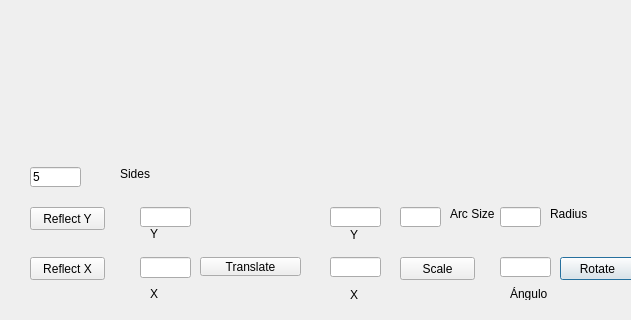
The window that Qt/polygonwindow.ui (colina118/Algoritmos) describes before a commit, drawn with Qt 5; both pictures show x 0 to 631 and y 293 to 613 of the 918 by 613 pixel window.
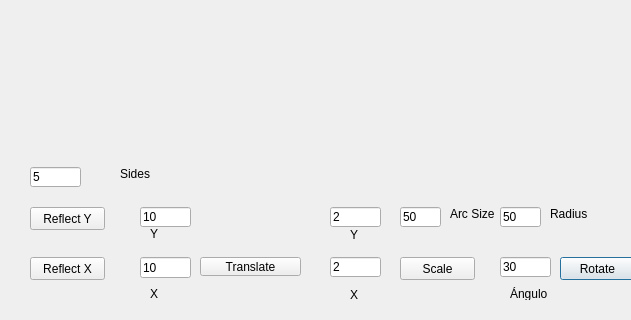
The same window after the commit.

Patch:
```diff
--- a/Qt/polygonwindow.ui
+++ b/Qt/polygonwindow.ui
@@ -22,6 +22,9 @@
      <height>21</height>
     </rect>
    </property>
+   <property name="text">
+    <string>10</string>
+   </property>
   </widget>
   <widget class="QToolButton" name="Translate">
    <property name="geometry">
@@ -45,6 +48,9 @@
      <height>20</height>
     </rect>
    </property>
+   <property name="text">
+    <string>10</string>
+   </property>
   </widget>
   <widget class="QLabel" name="label">
    <property name="geometry">
@@ -81,6 +87,9 @@
      <height>20</height>
     </rect>
    </property>
+   <property name="text">
+    <string>30</string>
+   </property>
   </widget>
   <widget class="QLabel" name="label_3">
    <property name="geometry">
@@ -117,6 +126,9 @@
      <height>20</height>
     </rect>
    </property>
+   <property name="text">
+    <string>2</string>
+   </property>
   </widget>
   <widget class="QLineEdit" name="scaleX">
    <property name="geometry">
@@ -127,6 +139,9 @@
      <height>20</height>
     </rect>
    </property>
+   <property name="text">
+    <string>2</string>
+   </property>
   </widget>
   <widget class="QLabel" name="label_4">
    <property name="geometry">
@@ -294,6 +309,9 @@
      <height>20</height>
     </rect>
    </property>
+   <property name="text">
+    <string>50</string>
+   </property>
   </widget>
   <widget class="QLineEdit" name="Radius">
    <property name="geometry">
@@ -304,6 +322,9 @@
      <height>20</height>
     </rect>
    </property>
+   <property name="text">
+    <string>50</string>
+   </property>
   </widget>
   <widget class="QLabel" name="label_7">
    <property name="geometry">
```
